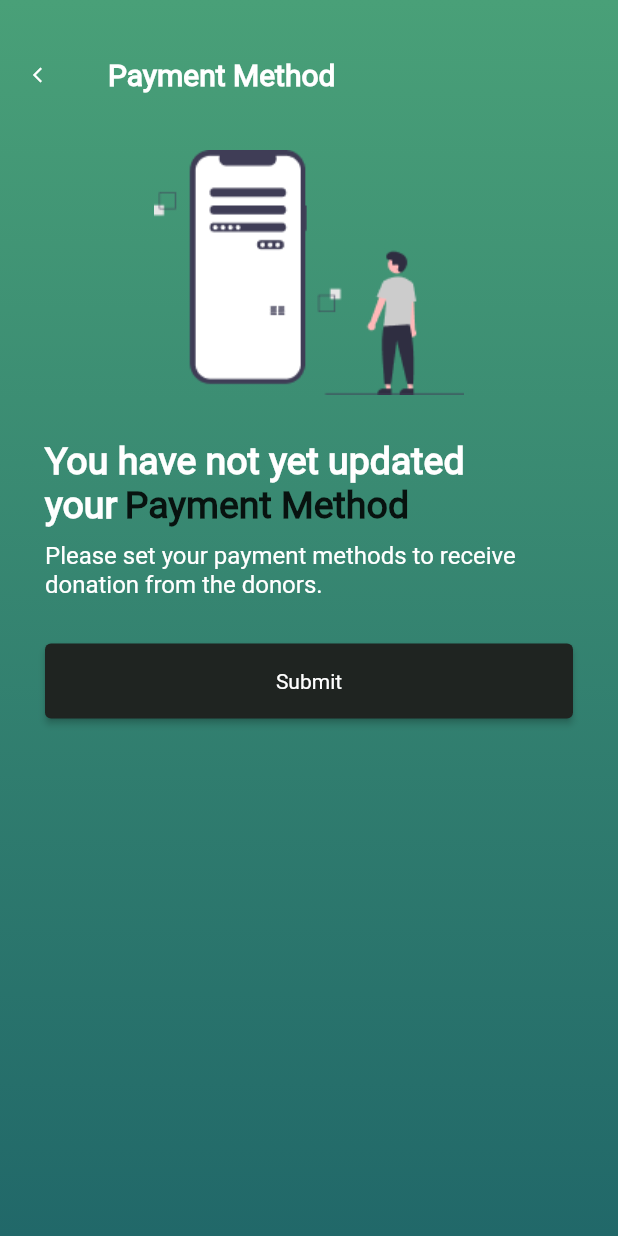
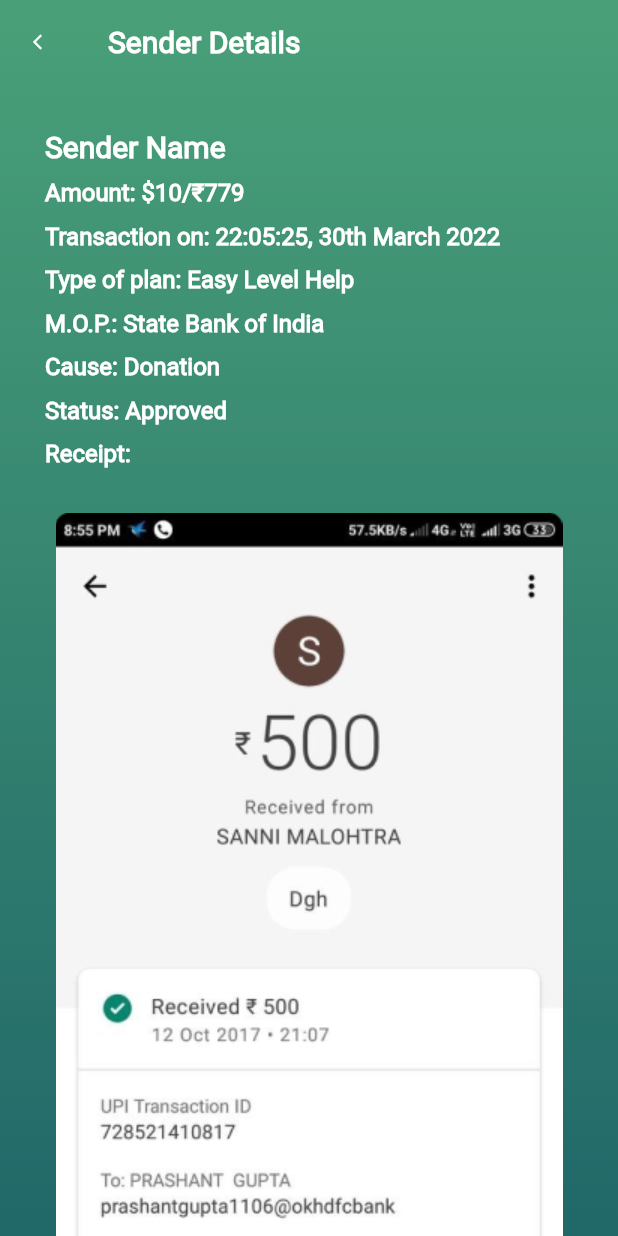
Before and after one commit to Santa160/nkgroup_app, a Flutter app: the screen it shows after launch, on a phone screen of 412 x 824 dp. Run offline on Flutter 3.47's test engine with Material 2 defaults, Android fonts, the phone set to English and light mode, and no system bars; our stand-ins replace auto_route; missing offline and left inert: country_calling_code_picker.

Commit message:
add new Screen sender

```diff
--- a/lib/src/app/app.widget.dart
+++ b/lib/src/app/app.widget.dart
@@ -1,8 +1,7 @@
 import 'package:flutter/material.dart';
 
 import 'package:nkgroup/src/core/core.dart';
-
-import '../pages/Receiver/payment_method.dart';
+import 'package:nkgroup/src/pages/Receiver/help_given_details.page.dart';
 
 // import 'package:nkgroup/src/router/router.dart';
 
@@ -21,7 +20,7 @@ class MyApp extends StatelessWidget {
       theme: ThemeData(
         fontFamily: 'Roboto',
       ),
-      home: const PaymentMethodPage(),
+      home: const HelpGivenDetailsPage(),
     );
   }
 }
--- /dev/null
+++ b/lib/src/pages/Receiver/help_given_details.page.dart
@@ -0,0 +1,89 @@
+import 'package:flutter/material.dart';
+import 'package:nkgroup/src/core/core.dart';
+import 'package:nkgroup/src/core/reuseable/bg.dart';
+
+class HelpGivenDetailsPage extends StatelessWidget {
+  const HelpGivenDetailsPage({super.key});
+
+  @override
+  Widget build(BuildContext context) {
+    // =====================================
+    const double size16 = 16;
+    const double size25 = 25;
+    const colors = Colors.white;
+    const double size20 = 20;
+    const double size12 = 12;
+    const double size15 = 15;
+    const fontWeight800 = FontWeight.w800;
+    const fontWeight600 = FontWeight.w600;
+    const fontWeightBold = FontWeight.bold;
+    smallWidth10() => const SizedBox(width: 10);
+    smallWidth15() => const SizedBox(width: 27);
+
+    // ========================================
+    return BackgroundWrapper(
+      child: Scaffold(
+        backgroundColor: Colors.transparent,
+        appBar: AppBar(
+          backgroundColor: Colors.transparent,
+          title: const Text(
+            'Sender Details',
+            style: TextStyle(fontSize: size20, fontWeight: FontWeight.w800),
+          ),
+          leading: const Icon(
+            Icons.arrow_back_ios,
+            size: size12,
+          ),
+          // toolbarHeight: 100,
+          elevation: 0,
+        ),
+        body: SingleChildScrollView(
+          child: Padding(
+            padding: const EdgeInsets.fromLTRB(30, 0, 30, 30),
+            child: Column(
+              children: [
+                mediumGap(),
+                _rowBuild(
+                  'Sender Name',
+                  size20,
+                  fontWeight600,
+                  colors,
+                ),
+                smallGap(),
+                _rowBuild('Amount: \$10/₹779', size16, fontWeightBold, colors),
+                smallGap(),
+                _rowBuild('Transaction on: 22:05:25, 30th March 2022', size16,
+                    fontWeightBold, colors),
+                smallGap(),
+                _rowBuild('Type of plan: Easy Level Help', size16,
+                    fontWeightBold, colors),
+                smallGap(),
+                _rowBuild('M.O.P.: State Bank of India', size16, fontWeightBold,
+                    colors),
+                smallGap(),
+                _rowBuild('Cause: Donation', size16, fontWeightBold, colors),
+                smallGap(),
+                _rowBuild('Status: Approved', size16, fontWeightBold, colors),
+                smallGap(),
+                _rowBuild('Receipt:', size16, fontWeightBold, colors),
+                mediumGap(),
+                Image.asset('assets/EAQDhhiU8AIRMbD1.png')
+              ],
+            ),
+          ),
+        ),
+      ),
+    );
+  }
+}
+
+Row _rowBuild(String text, size, fontWeight, colors) {
+  return Row(
+    children: [
+      Text(
+        text,
+        style: TextStyle(color: colors, fontSize: size, fontWeight: fontWeight),
+      )
+    ],
+  );
+}
--- a/lib/src/pages/Receiver/payment_method.dart
+++ b/lib/src/pages/Receiver/payment_method.dart
@@ -12,6 +12,7 @@ class PaymentMethodPage extends StatelessWidget {
     const double size25 = 25;
     const colors = Colors.white;
     const double size20 = 20;
+    const double size12 = 12;
     // ========================================
 
     return BackgroundWrapper(
@@ -24,7 +25,7 @@ class PaymentMethodPage extends StatelessWidget {
           ),
           leading: const Icon(
             Icons.arrow_back_ios,
-            size: 12,
+            size: size12,
           ),
           backgroundColor: Colors.transparent,
           elevation: 0,
@@ -47,9 +48,10 @@ class PaymentMethodPage extends StatelessWidget {
                   Text(
                     'You have not yet updated',
                     style: TextStyle(
-                        fontSize: size25,
-                        color: colors,
-                        fontWeight: FontWeight.w800),
+                      fontSize: size25,
+                      color: colors,
+                      fontWeight: FontWeight.w800,
+                    ),
                   )
                 ],
               ),
```
Also changed, not shown: lib/src/pages/Receiver/add_payment_method.page.dart (added, +134 -0 lines), assets/EAQDhhiU8AIRMbD1.png (added), assets/Group25.png (added), assets/Group27.png (added), assets/Group28.png (added), assets/Group29.png (added), assets/Group46.png (added).
